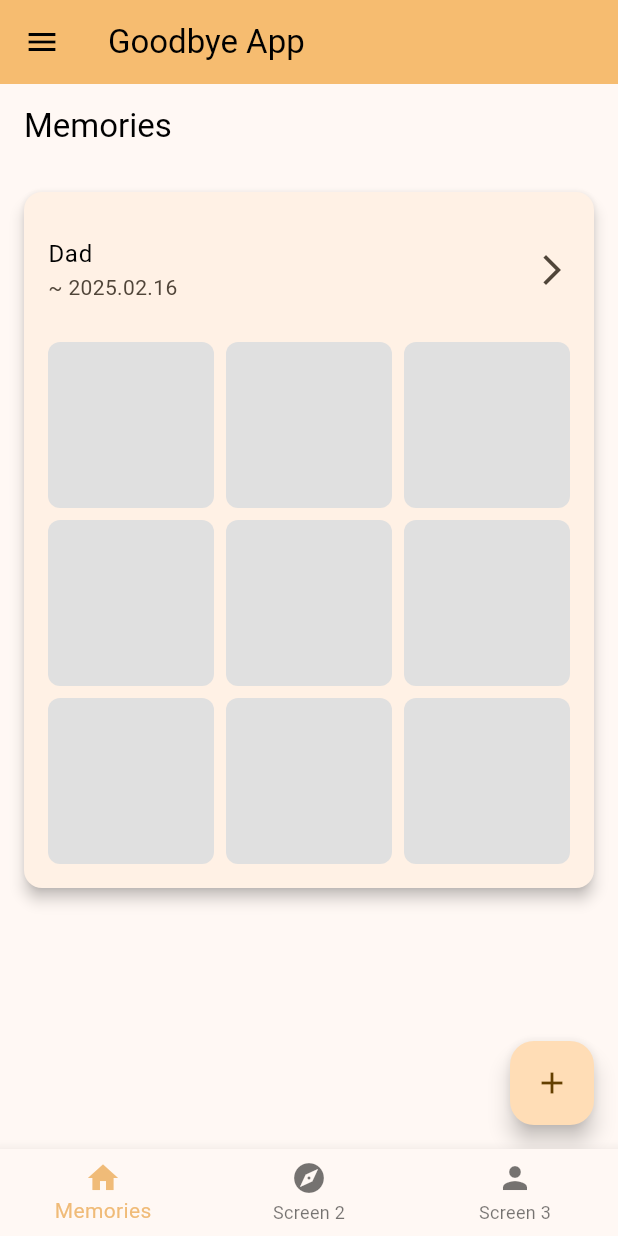
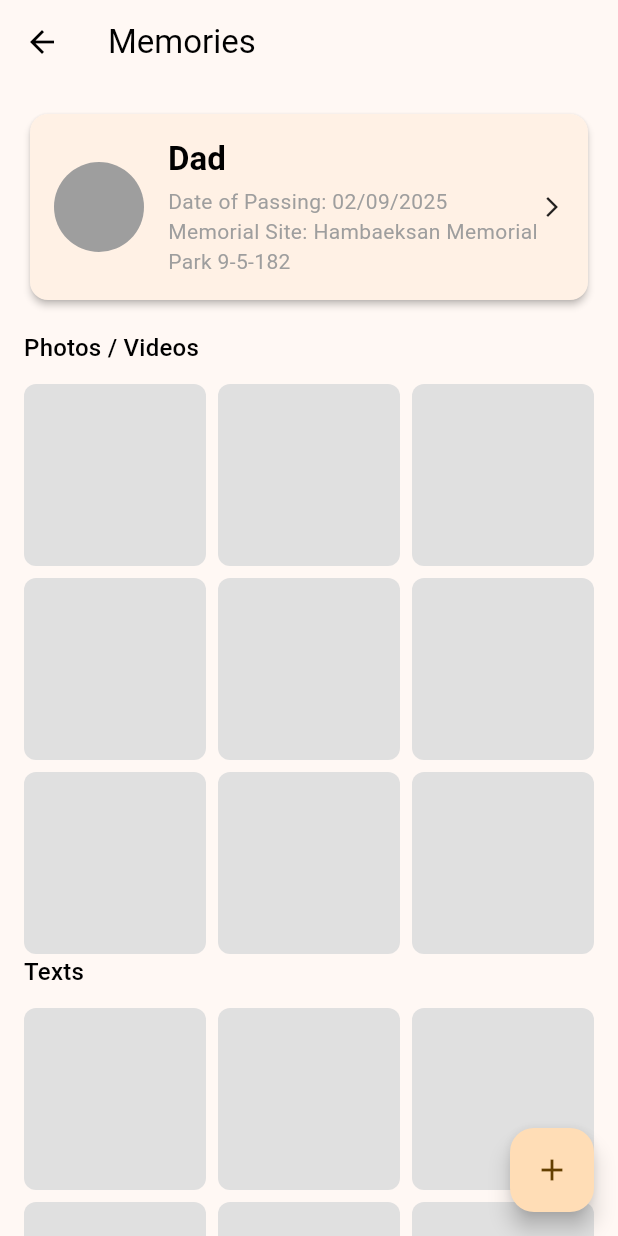
Before and after one commit to MontyCoder0701/goodbye-app, a Flutter app: the screen it shows after launch, after a tap on "Dad", on a phone screen of 412 x 824 dp. Run offline on Flutter 3.47's test engine with Material 3 defaults, Android fonts, the phone set to English and light mode, and no system bars; drawn by our look-alikes of upgrader; our stand-ins replace flutter_riverpod, go_router, shared_preferences.

Commit message:
fix: add detail page

```diff
--- a/lib/go_router.dart
+++ b/lib/go_router.dart
@@ -1,9 +1,10 @@
-import 'package:flutter_starter/screens/memories.dart';
-import 'package:flutter_starter/screens/screen2.dart';
-import 'package:flutter_starter/screens/screen3.dart';
 import 'package:go_router/go_router.dart';
 
+import '/screens/memory_detail.dart';
+import '/screens/screen2.dart';
+import '/screens/screen3.dart';
 import 'main_scaffold.dart';
+import 'screens/memories.dart';
 
 final goRouter = GoRouter(
   initialLocation: '/memories',
@@ -28,5 +29,12 @@ final goRouter = GoRouter(
         ),
       ],
     ),
+    GoRoute(
+      path: '/memories/:id',
+      builder: (context, state) {
+        final id = state.pathParameters['id']!;
+        return MemoryDetailScreen(id: id);
+      },
+    ),
   ],
 );
--- a/lib/screens/memories.dart
+++ b/lib/screens/memories.dart
@@ -1,4 +1,5 @@
 import 'package:flutter/material.dart';
+import 'package:go_router/go_router.dart';
 
 class MemoriesScreen extends StatelessWidget {
   const MemoriesScreen({super.key});
@@ -12,7 +13,9 @@ class MemoriesScreen extends StatelessWidget {
         itemCount: 1,
         itemBuilder: (context, index) {
           return InkWell(
-            onTap: () {},
+            onTap: () {
+              context.push('/memories/1');
+            },
             borderRadius: BorderRadius.circular(12),
             child: Card(
               margin: const EdgeInsets.only(bottom: 16),
@@ -28,7 +31,7 @@ class MemoriesScreen extends StatelessWidget {
                     ListTile(
                       contentPadding: EdgeInsets.zero,
                       title: const Text('Dad'),
-                      subtitle: const Text('~ 2025.02.16'),
+                      subtitle: const Text('~ 2025.02.09'),
                       trailing: const Icon(Icons.arrow_forward_ios),
                     ),
                     const SizedBox(height: 12),
--- /dev/null
+++ b/lib/screens/memory_detail.dart
@@ -0,0 +1,123 @@
+import 'package:flutter/material.dart';
+
+class MemoryDetailScreen extends StatelessWidget {
+  final String id;
+
+  const MemoryDetailScreen({super.key, required this.id});
+
+  @override
+  Widget build(BuildContext context) {
+    return Scaffold(
+      appBar: AppBar(title: const Text('Memories')),
+      body: SingleChildScrollView(
+        padding: const EdgeInsets.all(16),
+        child: Column(
+          crossAxisAlignment: CrossAxisAlignment.start,
+          children: [
+            Card(
+              shape: RoundedRectangleBorder(
+                borderRadius: BorderRadius.circular(12),
+              ),
+              elevation: 2,
+              child: Padding(
+                padding: const EdgeInsets.all(16),
+                child: Row(
+                  children: [
+                    const CircleAvatar(
+                      radius: 30,
+                      backgroundColor: Colors.grey,
+                      // backgroundImage: AssetImage('assets/profile.jpg'),
+                    ),
+                    const SizedBox(width: 16),
+                    Expanded(
+                      child: Column(
+                        crossAxisAlignment: CrossAxisAlignment.start,
+                        children: [
+                          Text(
+                            'Dad',
+                            style: Theme.of(
+                              context,
+                            ).textTheme.titleLarge?.apply(fontWeightDelta: 2),
+                          ),
+                          SizedBox(height: 4),
+                          Text(
+                            'Date of Passing: 02/09/2025',
+                            style: TextStyle(color: Colors.grey),
+                          ),
+                          Text(
+                            'Memorial Site: Hambaeksan Memorial Park 9-5-182',
+                            style: TextStyle(color: Colors.grey),
+                          ),
+                        ],
+                      ),
+                    ),
+                    const Icon(Icons.arrow_forward_ios, size: 16),
+                  ],
+                ),
+              ),
+            ),
+            const SizedBox(height: 16),
+            Text(
+              'Photos / Videos',
+              style: Theme.of(context).textTheme.titleMedium,
+            ),
+            const SizedBox(height: 12),
+            GridView.builder(
+              itemCount: 9,
+              shrinkWrap: true,
+              physics: const NeverScrollableScrollPhysics(),
+              gridDelegate: const SliverGridDelegateWithFixedCrossAxisCount(
+                crossAxisCount: 3,
+                crossAxisSpacing: 8,
+                mainAxisSpacing: 8,
+                childAspectRatio: 1,
+              ),
+              itemBuilder: (context, i) {
+                return Container(
+                  decoration: BoxDecoration(
+                    borderRadius: BorderRadius.circular(8),
+                    color: Colors.grey[300],
+                    // image: DecorationImage(
+                    //   image: NetworkImage('https://example.com/image_$i.jpg'),
+                    //   fit: BoxFit.cover,
+                    // ),
+                  ),
+                );
+              },
+            ),
+            Text('Texts', style: Theme.of(context).textTheme.titleMedium),
+            const SizedBox(height: 12),
+            GridView.builder(
+              itemCount: 9,
+              shrinkWrap: true,
+              physics: const NeverScrollableScrollPhysics(),
+              gridDelegate: const SliverGridDelegateWithFixedCrossAxisCount(
+                crossAxisCount: 3,
+                crossAxisSpacing: 8,
+                mainAxisSpacing: 8,
+                childAspectRatio: 1,
+              ),
+              itemBuilder: (context, i) {
+                return Container(
+                  decoration: BoxDecoration(
+                    borderRadius: BorderRadius.circular(8),
+                    color: Colors.grey[300],
+                    // image: DecorationImage(
+                    //   image: NetworkImage('https://example.com/image_$i.jpg'),
+                    //   fit: BoxFit.cover,
+                    // ),
+                  ),
+                );
+              },
+            ),
+            const SizedBox(height: 80),
+          ],
+        ),
+      ),
+      floatingActionButton: FloatingActionButton(
+        child: const Icon(Icons.add),
+        onPressed: () {},
+      ),
+    );
+  }
+}
```
